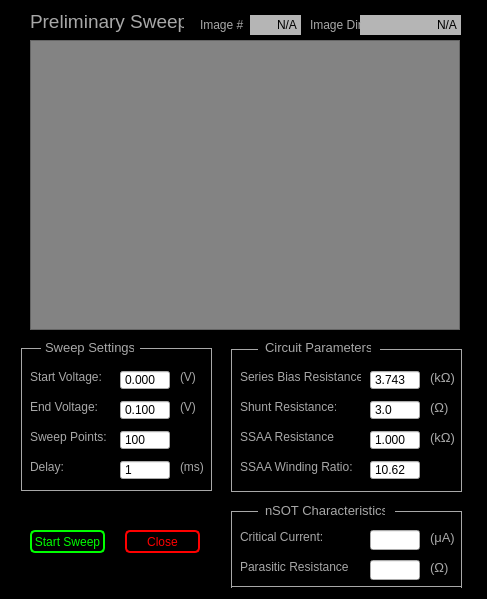
afylab/nanoSQUID-Scanning-Software, file Scanner GUI/nSOTCharacterizer/preliminarySweep.ui: the form before one commit.
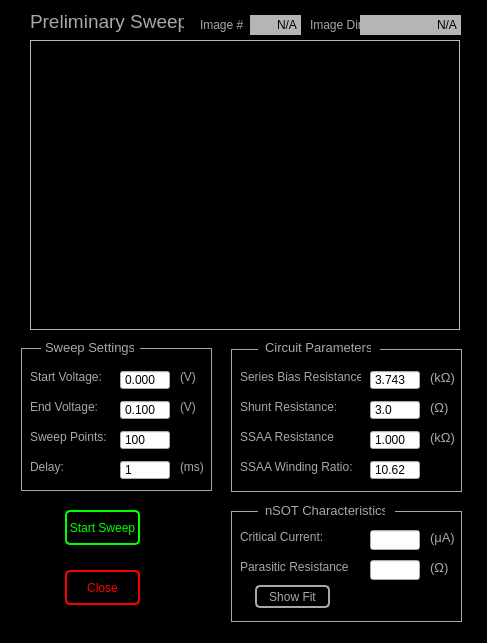
The form after the commit.

The edit to the form file:
```diff
--- a/Scanner GUI/nSOTCharacterizer/preliminarySweep.ui
+++ b/Scanner GUI/nSOTCharacterizer/preliminarySweep.ui
@@ -7,7 +7,7 @@
     <x>0</x>
     <y>0</y>
     <width>487</width>
-    <height>599</height>
+    <height>643</height>
    </rect>
   </property>
   <property name="windowTitle">
@@ -17,7 +17,7 @@
    <string notr="true">#prelim{
 	background-color: rgb(0, 0, 0);}</string>
   </property>
-  <widget class="QFrame" name="plotSweep">
+  <widget class="QFrame" name="plotSweepFrame">
    <property name="geometry">
     <rect>
      <x>30</x>
@@ -157,10 +157,10 @@
   <widget class="QPushButton" name="startSweep">
    <property name="geometry">
     <rect>
-     <x>30</x>
-     <y>530</y>
+     <x>65</x>
+     <y>510</y>
      <width>75</width>
-     <height>23</height>
+     <height>35</height>
     </rect>
    </property>
    <property name="toolTip">
@@ -289,7 +289,7 @@
     <string>&lt;html&gt;&lt;head/&gt;&lt;body&gt;&lt;p&gt;&lt;span style=&quot; font-size:10pt; color:#a8a8a8;&quot;&gt;(kΩ)&lt;/span&gt;&lt;/p&gt;&lt;/body&gt;&lt;/html&gt;</string>
    </property>
   </widget>
-  <widget class="QLineEdit" name="critCurr">
+  <widget class="QLineEdit" name="critCurrLine">
    <property name="geometry">
     <rect>
      <x>370</x>
@@ -541,10 +541,10 @@
   <widget class="QPushButton" name="closeWin">
    <property name="geometry">
     <rect>
-     <x>125</x>
-     <y>530</y>
+     <x>65</x>
+     <y>570</y>
      <width>75</width>
-     <height>23</height>
+     <height>35</height>
     </rect>
    </property>
    <property name="styleSheet">
@@ -801,7 +801,7 @@
      <x>230</x>
      <y>512</y>
      <width>3</width>
-     <height>76</height>
+     <height>109</height>
     </rect>
    </property>
    <property name="styleSheet">
@@ -820,7 +820,7 @@
      <x>460</x>
      <y>512</y>
      <width>3</width>
-     <height>76</height>
+     <height>109</height>
     </rect>
    </property>
    <property name="styleSheet">
@@ -856,7 +856,7 @@
    <property name="geometry">
     <rect>
      <x>231</x>
-     <y>585</y>
+     <y>620</y>
      <width>231</width>
      <height>3</height>
     </rect>
@@ -983,6 +983,34 @@
     <string>Image Dir</string>
    </property>
   </widget>
+  <widget class="QPushButton" name="showFitBtn">
+   <property name="geometry">
+    <rect>
+     <x>255</x>
+     <y>585</y>
+     <width>75</width>
+     <height>23</height>
+    </rect>
+   </property>
+   <property name="styleSheet">
+    <string notr="true">QPushButton:pressed#showFitBtn{
+color: rgb(0, 0, 0);
+background-color:rgb(168,168,168);
+border: 1px solid rgb(0, 0, 0);
+border-radius: 5px
+}
+
+QPushButton#showFitBtn{
+color: rgb(168,168,168);
+background-color:rgb(0,0,0);
+border: 2px solid  rgb(168,168,168);
+border-radius: 5px
+}</string>
+   </property>
+   <property name="text">
+    <string>Show Fit</string>
+   </property>
+  </widget>
  </widget>
  <resources/>
  <connections/>
```
